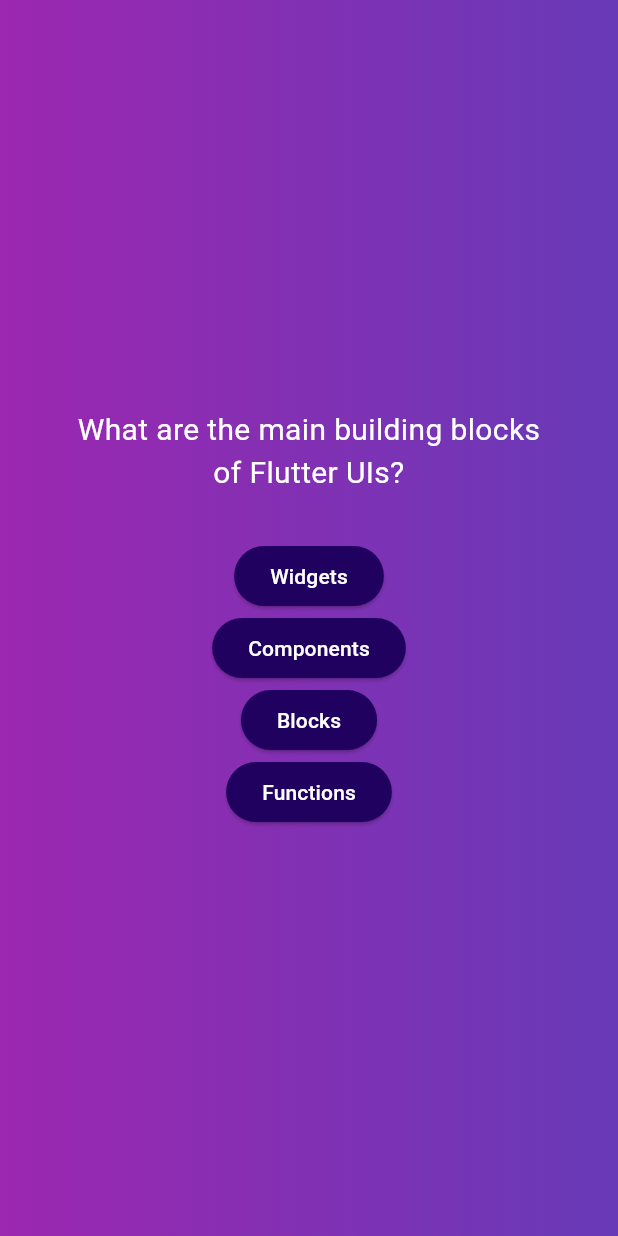
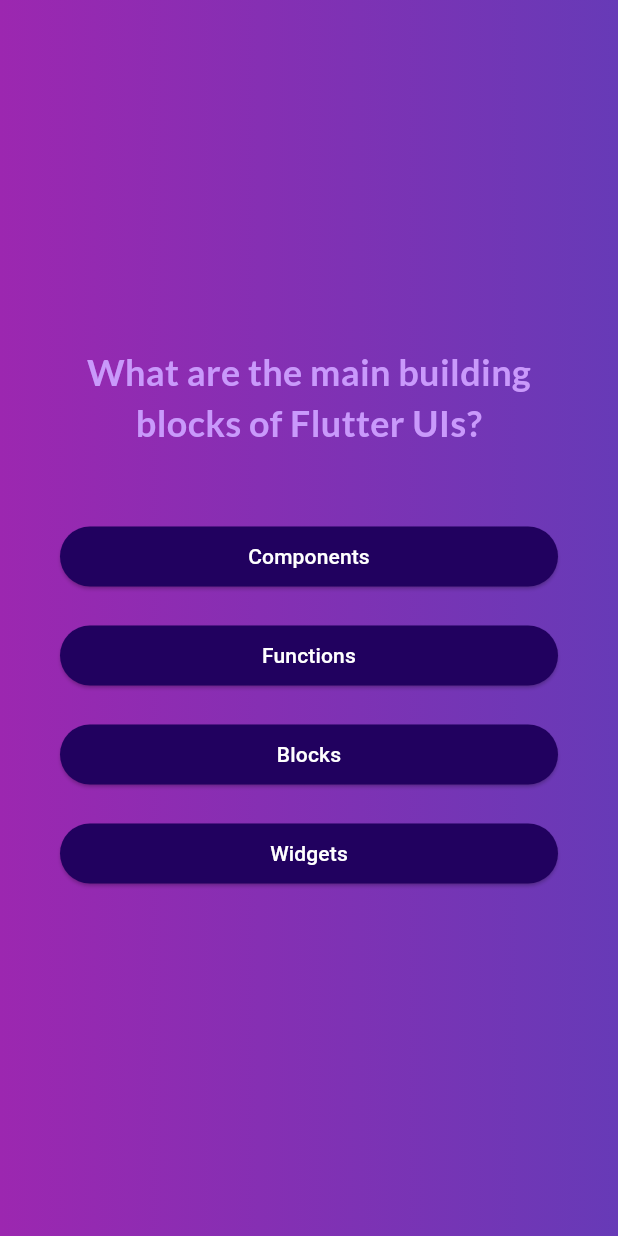
Before and after one commit to Phaetong/quizapp, a Flutter app: the screen it shows after launch, on a phone screen of 412 x 824 dp. Run offline on Flutter 3.47's test engine with Material 3 defaults, Android fonts, the phone set to English and light mode, and no system bars; our stand-ins replace google_fonts.

Commit message:
commit fist

```diff
--- a/lib/answer_button.dart
+++ b/lib/answer_button.dart
@@ -1,19 +1,32 @@
 import 'package:flutter/material.dart';
 
 class AnswerButton extends StatelessWidget {
-  const AnswerButton(this.answerOption,{super.key});
+  //const AnswerButton(this.answerOption,{super.key});
+  const AnswerButton({
+    super.key,
+    required this.answerOption,
+    required this.onTap,
+  });
 
-final String answerOption;
+  final String answerOption;
+  final void Function() onTap;
 
   @override
   Widget build(BuildContext context) {
-    return ElevatedButton(
-      onPressed: () {},
-       style: ElevatedButton.styleFrom(
-          backgroundColor: const Color.fromARGB(255, 33, 1, 95),
-          foregroundColor: Colors.white
+    return Column(
+      children: [
+        const SizedBox(height: 18),
+        SizedBox(
+          width: double.infinity,
+          child: ElevatedButton(
+            onPressed: onTap,
+            style: ElevatedButton.styleFrom(
+                backgroundColor: const Color.fromARGB(255, 33, 1, 95),
+                foregroundColor: Colors.white),
+            child: Text(answerOption, textAlign: TextAlign.center,),
           ),
-      child: Text(answerOption),
+        ),
+      ],
     );
   }
 }
--- a/lib/model/quiz_model.dart
+++ b/lib/model/quiz_model.dart
@@ -3,4 +3,10 @@ class QuizModel {
   List<String> answers;
 
   QuizModel(this.question, this.answers);
+
+  List<String> getShuffledAnswers() {
+    final shuffledAnswers = List.of(answers);
+    shuffledAnswers.shuffle();
+    return shuffledAnswers;
+  }
 }
--- a/lib/questions_screen.dart
+++ b/lib/questions_screen.dart
@@ -1,6 +1,8 @@
 import 'package:flutter/material.dart';
 import 'package:myapp/answer_button.dart';
 import 'package:myapp/data/quizz.dart';
+import 'package:google_fonts/google_fonts.dart';
+import 'package:myapp/results_screen.dart';
 
 class QuestionsScreen extends StatefulWidget {
   const QuestionsScreen({super.key});
@@ -12,11 +14,29 @@ class QuestionsScreen extends StatefulWidget {
 }
 
 class _QuestionsScreenState extends State<QuestionsScreen> {
-  final currentQuestion = questions[0];
+int currentQuestionIndex = 0;
 
+final List<String> selectedAnswers = [];
+void answerQuestion(String selectedAnswer) {
+  selectedAnswers.add(selectedAnswer);
+  setState(() {
+    if (currentQuestionIndex < questions.length - 1) {
+      currentQuestionIndex++;
+    }else{
+      Navigator.push(
+        context,
+        MaterialPageRoute(
+          builder: (context) =>
+          ResultsScreen(selectedAnswers: selectedAnswers),
+        ),
+      );
+    }
+  });
+}
 
   @override
   Widget build(BuildContext context) {
+    final currentQuestion = questions[currentQuestionIndex];
     return MaterialApp(
       home: Scaffold(
         body: Container(
@@ -33,14 +53,18 @@ class _QuestionsScreenState extends State<QuestionsScreen> {
                 children: [
                   Text(
                     currentQuestion.question,
-                    style: const TextStyle(color: Colors.white, fontSize: 20,
+                    style: GoogleFonts.lato(
+                      color: const Color.fromARGB(255, 201, 153, 251),
+                      fontSize: 24,
+                      fontWeight: FontWeight.bold,
                     ),
                     textAlign: TextAlign.center,
                   ),
                   const SizedBox(height: 30),
 
-                  ...currentQuestion.answers.map((answer) {
-                    return AnswerButton(answer);
+                  ...currentQuestion.getShuffledAnswers().map(
+                    (answer) {
+                    return AnswerButton(answerOption: answer, onTap: () => answerQuestion(answer));
                   })
                 ],
               ),
--- a/pubspec.yaml
+++ b/pubspec.yaml
@@ -35,6 +35,7 @@ dependencies:
   # The following adds the Cupertino Icons font to your application.
   # Use with the CupertinoIcons class for iOS style icons.
   cupertino_icons: ^1.0.8
+  google_fonts: ^6.2.1
 
 dev_dependencies:
   flutter_test:
```
Also changed, not shown: lib/results_screen.dart (added, +14 -0 lines), pubspec.lock.
